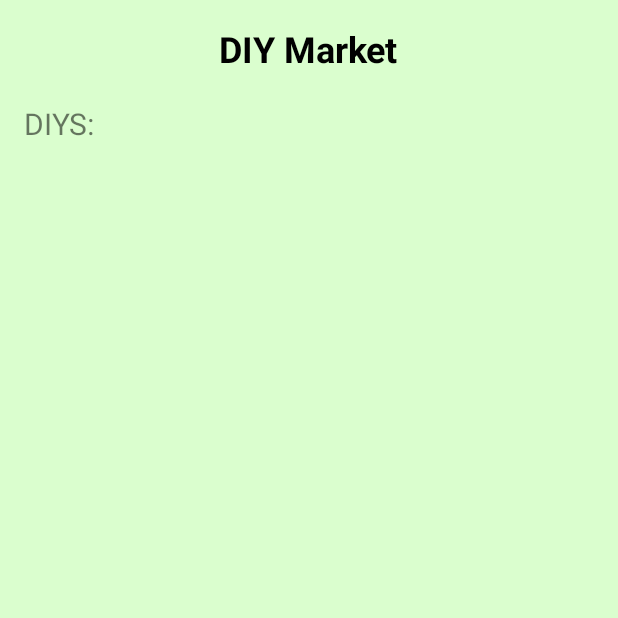
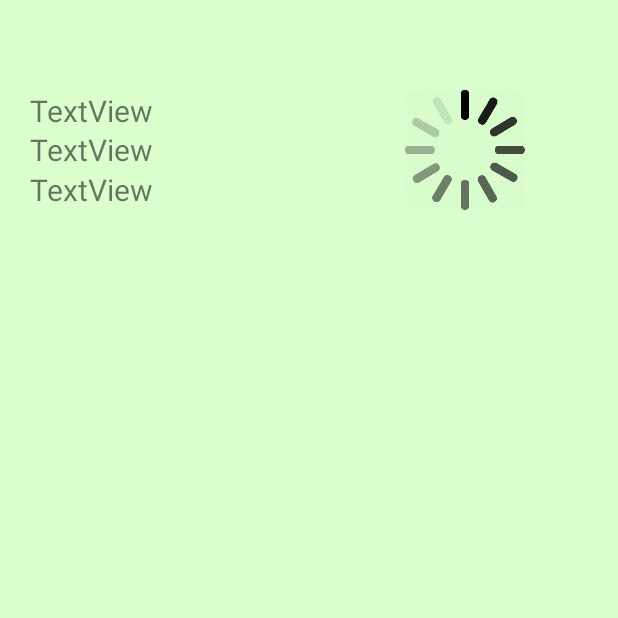
Before and after one commit to Chaachii2797/Revised_Gcompanion, an Android app: the Bottle_Recommend screen opened directly, with no data from a screen before it, on a phone screen of 412 x 824 dp, the top half of it. Run offline under Robolectric (Android 15) with nearby library versions, the phone set to English and light mode, and no system bars; our stand-ins replace Firebase (no records; nobody signed in at launch, a user with empty details on screens opened directly), Picasso; pictures from the network do not load.

Commit message:
udpated recommendation

```diff
--- a/app/src/main/java/cabiso/daphny/com/g_companion/Recommend/Bottle_Recommend.java
+++ b/app/src/main/java/cabiso/daphny/com/g_companion/Recommend/Bottle_Recommend.java
@@ -1,29 +1,42 @@
 package cabiso.daphny.com.g_companion.Recommend;
 
 import android.app.ProgressDialog;
+import android.net.Uri;
+import android.support.annotation.NonNull;
 import android.support.v7.app.AppCompatActivity;
 import android.os.Bundle;
 import android.util.Log;
+import android.widget.ImageView;
+import android.widget.ListView;
 import android.widget.TextView;
 import android.widget.Toast;
 
+import com.google.android.gms.tasks.OnCompleteListener;
+import com.google.android.gms.tasks.OnSuccessListener;
+import com.google.android.gms.tasks.Task;
 import com.google.firebase.database.DataSnapshot;
 import com.google.firebase.database.DatabaseError;
 import com.google.firebase.database.DatabaseReference;
 import com.google.firebase.database.FirebaseDatabase;
 import com.google.firebase.database.ValueEventListener;
+import com.google.firebase.storage.FirebaseStorage;
+import com.google.firebase.storage.StorageReference;
+import com.squareup.picasso.Picasso;
 
 import java.util.ArrayList;
 import java.util.List;
 
+import cabiso.daphny.com.g_companion.DIYActivity;
 import cabiso.daphny.com.g_companion.R;
+import cabiso.daphny.com.g_companion.UploadDIYAdapter;
 
 public class Bottle_Recommend extends AppCompatActivity {
 
     public TextView name,material, procedure;
-    private List<DIYrecommend> diyList;
     private RecommendDIYAdapter adapter;
-    private ArrayList<String> diys;
+    private ImageView loadview;
+    private FirebaseStorage storage;
+    private ListView lv;
 
     public ProgressDialog progressDialog;
     @Override
@@ -32,47 +45,42 @@ public class Bottle_Recommend extends AppCompatActivity {
         setContentView(R.layout.activity_recommend_bottle);
 
         name = (TextView)findViewById(R.id.tvDiyName);
-//        material = (TextView)findViewById(R.id.tvDiyMaterial);
-//        procedure = (TextView)findViewById(R.id.tvProcedure);
+        material = (TextView)findViewById(R.id.tvDiyMaterial);
+        procedure = (TextView)findViewById(R.id.tvDiyProcedure);
+        loadview = (ImageView)findViewById(R.id.imgView);
+        lv = (ListView) findViewById(R.id.lvView);
 
         progressDialog = new ProgressDialog(this);
         progressDialog.setMessage("Please Wait loading DIYs.....");
         progressDialog.show();
 
-//        databaseReference = FirebaseDatabase.getInstance().getReference("DIY_Methods").child("bottle");
+
         FirebaseDatabase database = FirebaseDatabase.getInstance();
         DatabaseReference myRef = database.getReference("DIY_Methods").child("category").child("bottle");
 
+        final List<DIYrecommend> diyList = new ArrayList<>();
         myRef.addValueEventListener(new ValueEventListener() {
             @Override
             public void onDataChange(DataSnapshot dataSnapshot) {
-            String getDiy = "DIYS: ";
-                    diys = new ArrayList<String>();
+                diyList.clear();
+                for(DataSnapshot postSnapshot:dataSnapshot.getChildren()){
+                    DIYrecommend recommend  = postSnapshot.getValue(DIYrecommend.class);
+                    Toast.makeText(getApplication(),"GET DIYS: "+diyList,Toast.LENGTH_SHORT).show();
+                    diyList.add(recommend);
 
-                for(DataSnapshot postSnapshot:dataSnapshot.getChildren()){
-                    diys.add(String.valueOf(postSnapshot.getValue()));
-                    Toast.makeText(getApplication(),"GET DIYS: "+diys,Toast.LENGTH_SHORT).show();
-                    Log.e("GET DIYS: "+diys, "KUHAAAAAAa");
-                    for(int i=0;i<diys.size();i++){
-                        getDiy +="\n"+diys.get(i);
-                    }
+                    String nm =  "NAME: "+recommend.getDiyName();
+                    String mat = "MATERIAL: "+recommend.getDiymaterial();
+                    String pro = "PROCEDURE: "+recommend.getDiyprocedure();
+                    String image = recommend.getImage_URL();
+
+                    name.setText(nm);
+                    material.setText(mat);
+                    procedure.setText(pro);
+                    //init adapter
+                    adapter = new RecommendDIYAdapter(Bottle_Recommend.this, R.layout.fragment_ui_items, diyList);
+                    //set adapter for listview
+                    lv.setAdapter(adapter);
                 }
-                name.setText(getDiy);
-
-//                    DIYrecommend recommend = dataSnapshot.getValue(DIYrecommend.class);
-//                    String nm = "Name: "+recommend.getDiyName();
-//                    Log.d("NAME: "+nm," ");
-//                    String mtrial = "Material: "+recommend.getDiymaterial();
-//                    String proc = "Procedure: "+recommend.getDiyprocedure();
-//                    String id = dataSnapshot.getKey();
-//                    Toast.makeText(getApplication(),"ID: "+id,Toast.LENGTH_SHORT).show();
-//
-//                    name.setText(nm);
-//                    material.setText(mtrial);
-//                    procedure.setText(proc);
-
-
-
                 progressDialog.dismiss();
             }
 
@@ -81,24 +89,5 @@ public class Bottle_Recommend extends AppCompatActivity {
                 Log.d("Error: ","The read failed!"+databaseError.getMessage());
             }
         });
-
-//        Query query = databaseReference.child("bottle");
-//        query.addValueEventListener(new ValueEventListener() {
-//            @Override
-//            public void onDataChange(DataSnapshot dataSnapshot) {
-//                for (DataSnapshot snapshot:dataSnapshot.getChildren()){
-//                    DIYrecommend img = snapshot.getValue(DIYrecommend.class);
-//                    diyList.add(img);
-//                }
-//                adapter = new RecommendDIYAdapter(Recommend_Activity.this, R.layout.fragment_ui_items, diyList);
-//                //set adapter for listview
-//                lv.setAdapter(adapter);
-//            }
-//
-//            @Override
-//            public void onCancelled(DatabaseError databaseError) {
-//
-//            }
-//        });
     }
 }
--- a/app/src/main/res/layout/activity_recommend_bottle.xml
+++ b/app/src/main/res/layout/activity_recommend_bottle.xml
@@ -1,39 +1,64 @@
 <?xml version="1.0" encoding="utf-8"?>
 <RelativeLayout xmlns:android="http://schemas.android.com/apk/res/android"
     xmlns:app="http://schemas.android.com/apk/res-auto"
-    xmlns:tools="http://schemas.android.com/tools"
-    android:orientation="vertical"
-    android:layout_width="match_parent"
-    android:layout_height="match_parent"
-    android:paddingBottom="@dimen/activity_vertical_margin"
-    android:paddingLeft="@dimen/activity_horizontal_margin"
-    android:paddingRight="@dimen/activity_horizontal_margin"
-    android:paddingTop="@dimen/activity_vertical_margin"
+    android:layout_width="360dp"
+    android:layout_height="100dp"
+    android:layout_marginBottom="10dp"
+    android:layout_marginRight="10dp"
+    android:layout_marginLeft="10dp"
+    android:layout_marginTop="50dp"
+    android:paddingBottom="10dp"
+    android:paddingLeft="10dp"
+    android:paddingRight="10dp"
+    android:paddingTop="10dp"
     android:background="@color/background_material_light">
 
+    <ListView
+        android:id="@+id/lvView"
+        android:layout_width="match_parent"
+        android:layout_height="match_parent">
 
-    <TextView
-        android:id="@+id/textView13"
-        android:layout_width="wrap_content"
-        android:layout_height="wrap_content"
-        android:layout_above="@+id/list_view_diy"
-        android:layout_centerHorizontal="true"
-        android:layout_marginBottom="20dp"
-        android:text="DIY Market"
-        android:textColor="@android:color/black"
-        android:textSize="24sp"
-        android:textStyle="bold" />
+    </ListView>
 
     <TextView
         android:id="@+id/tvDiyName"
         android:layout_width="wrap_content"
         android:layout_height="wrap_content"
+        android:text="TextView"
+        android:textSize="20dp"
+        android:layout_below="@+id/textView13"
+        android:layout_alignParentLeft="true"
+        android:layout_alignParentStart="true"
+        android:layout_alignRight="@+id/tvDiyMaterial"
+        android:layout_alignEnd="@+id/tvDiyMaterial" />
+
+    <TextView
+        android:id="@+id/tvDiyMaterial"
+        android:layout_width="wrap_content"
+        android:layout_height="wrap_content"
+        android:text="TextView"
+        android:textSize="20dp"
+        android:layout_centerVertical="true"
+        android:layout_alignParentLeft="true"
+        android:layout_alignParentStart="true" />
+
+    <TextView
+        android:id="@+id/tvDiyProcedure"
+        android:layout_width="wrap_content"
+        android:layout_height="wrap_content"
+        android:text="TextView"
+        android:textSize="20dp"
+        android:layout_alignParentBottom="true"
+        android:layout_alignParentLeft="true"
+        android:layout_alignParentStart="true" />
+
+    <ImageView
+        android:id="@+id/imgView"
+        android:layout_width="100dp"
+        android:layout_height="wrap_content"
         android:layout_alignParentEnd="true"
-        android:layout_alignParentLeft="true"
         android:layout_alignParentRight="true"
-        android:layout_alignParentStart="true"
-        android:layout_below="@+id/textView13"
-        android:text="TextView"
-        android:textSize="20dp" />
+        android:layout_alignParentTop="true"
+        app:srcCompat="@mipmap/loading" />
 
 </RelativeLayout>
```
Also changed, not shown: app/src/main/res/mipmap-xxhdpi/loading.png (added).
